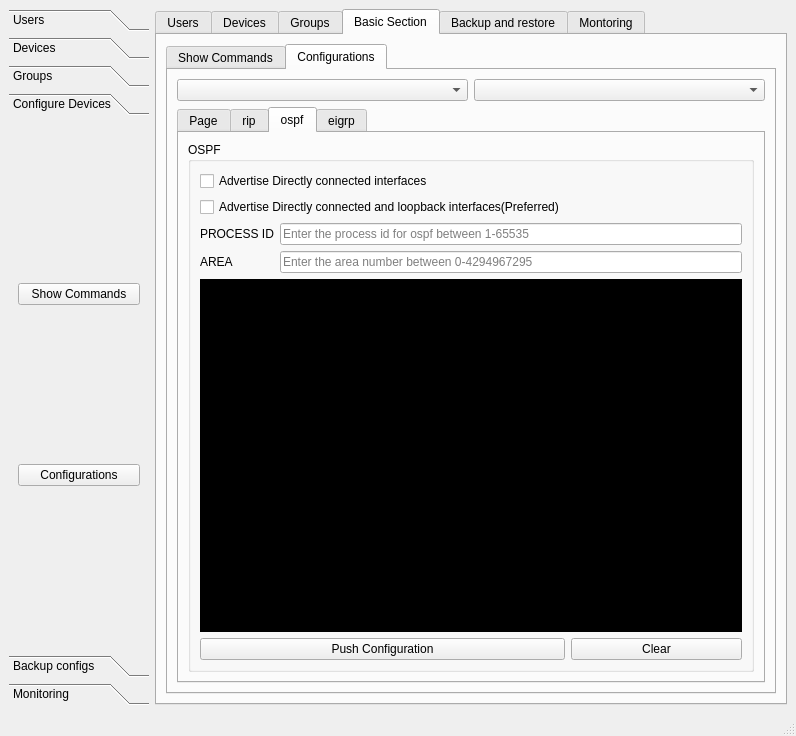
Before: the Qt Designer form main.ui in saad909/cnsrc, drawn with Qt 5.
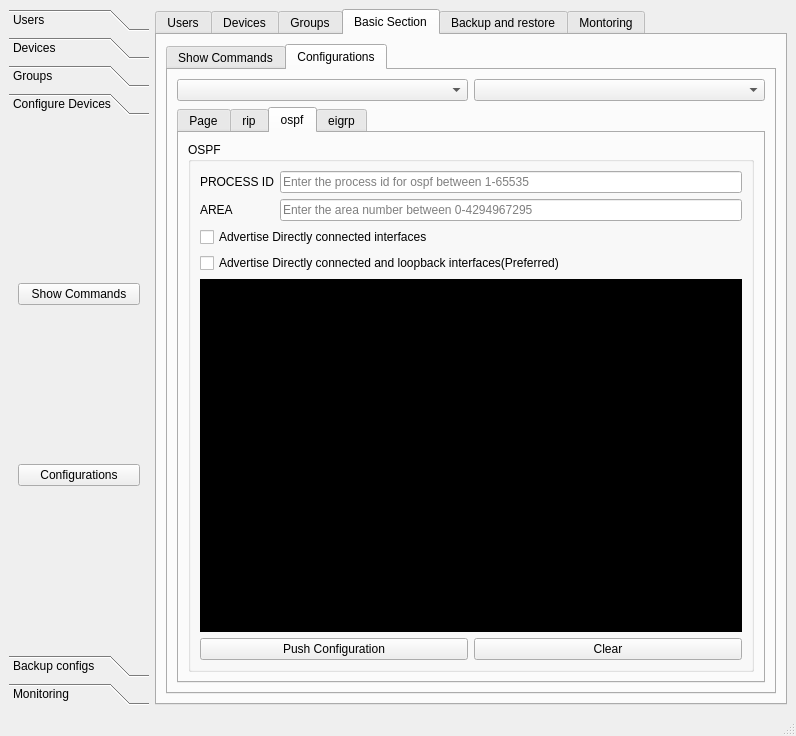
After: the same form once the commit is applied. The open tabs and pages were chosen to show the change.

Diff of the .ui file:
```diff
--- a/main.ui
+++ b/main.ui
@@ -1907,32 +1907,6 @@
                   </property>
                   <layout class="QGridLayout" name="gridLayout_28">
                    <item row="0" column="0">
-                    <widget class="QCheckBox" name="chkbox_ospf_directly">
-                     <property name="enabled">
-                      <bool>true</bool>
-                     </property>
-                     <property name="text">
-                      <string>Advertise Directly connected interfaces </string>
-                     </property>
-                     <property name="checkable">
-                      <bool>true</bool>
-                     </property>
-                     <property name="checked">
-                      <bool>false</bool>
-                     </property>
-                    </widget>
-                   </item>
-                   <item row="1" column="0">
-                    <widget class="QCheckBox" name="chkbox_ospf_loopback">
-                     <property name="enabled">
-                      <bool>true</bool>
-                     </property>
-                     <property name="text">
-                      <string>Advertise Directly connected and loopback interfaces(Preferred)</string>
-                     </property>
-                    </widget>
-                   </item>
-                   <item row="2" column="0" colspan="2">
                     <layout class="QFormLayout" name="formLayout">
                      <item row="0" column="0">
                       <widget class="QLabel" name="label_16">
@@ -1964,7 +1938,33 @@
                      </item>
                     </layout>
                    </item>
-                   <item row="3" column="0" colspan="2">
+                   <item row="1" column="0">
+                    <widget class="QCheckBox" name="chkbox_ospf_directly">
+                     <property name="enabled">
+                      <bool>true</bool>
+                     </property>
+                     <property name="text">
+                      <string>Advertise Directly connected interfaces </string>
+                     </property>
+                     <property name="checkable">
+                      <bool>true</bool>
+                     </property>
+                     <property name="checked">
+                      <bool>false</bool>
+                     </property>
+                    </widget>
+                   </item>
+                   <item row="2" column="0">
+                    <widget class="QCheckBox" name="chkbox_ospf_loopback">
+                     <property name="enabled">
+                      <bool>true</bool>
+                     </property>
+                     <property name="text">
+                      <string>Advertise Directly connected and loopback interfaces(Preferred)</string>
+                     </property>
+                    </widget>
+                   </item>
+                   <item row="3" column="0">
                     <widget class="QTextEdit" name="te_ospf_config">
                      <property name="styleSheet">
                       <string notr="true">background-color: rgb(0, 0, 0);
@@ -1973,18 +1973,22 @@
                     </widget>
                    </item>
                    <item row="4" column="0">
+                    <layout class="QHBoxLayout" name="horizontalLayout_6">
+                     <item>
                     <widget class="QPushButton" name="btn_push_ospf_config">
                      <property name="text">
                       <string>Push Configuration</string>
                      </property>
                     </widget>
                    </item>
-                   <item row="4" column="1">
+                     <item>
                     <widget class="QPushButton" name="btn_clear_ospf">
                      <property name="text">
                       <string>Clear</string>
                      </property>
                     </widget>
+                     </item>
+                    </layout>
                    </item>
                   </layout>
                  </widget>
```
Left out of the diff: 18 changed lines with no effect on the pictures. Lines whose indentation alone changed are shown as unchanged.
